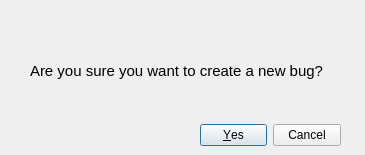
First picture: the form in ui/new_bug_dialog.ui, repository vazmasero/UAT-Tool, before the edit.
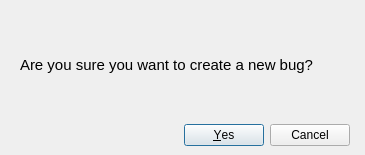
Second picture: the form after the edit.

Patch:
```diff
--- a/ui/new_bug_dialog.ui
+++ b/ui/new_bug_dialog.ui
@@ -13,31 +13,21 @@
   <property name="windowTitle">
    <string>Dialog</string>
   </property>
-  <widget class="QDialogButtonBox" name="buttonBox">
-   <property name="geometry">
-    <rect>
-     <x>200</x>
-     <y>120</y>
-     <width>141</width>
-     <height>31</height>
-    </rect>
+  <layout class="QVBoxLayout" name="main_vlayout">
+   <property name="spacing">
+    <number>6</number>
    </property>
-   <property name="orientation">
-    <enum>Qt::Orientation::Horizontal</enum>
+   <property name="leftMargin">
+    <number>20</number>
    </property>
-   <property name="standardButtons">
-    <set>QDialogButtonBox::StandardButton::Cancel|QDialogButtonBox::StandardButton::Yes</set>
+   <property name="rightMargin">
+    <number>15</number>
    </property>
-  </widget>
-  <widget class="QLabel" name="label">
-   <property name="geometry">
-    <rect>
-     <x>30</x>
-     <y>30</y>
-     <width>301</width>
-     <height>81</height>
-    </rect>
+   <property name="bottomMargin">
+    <number>9</number>
    </property>
+   <item>
+    <widget class="QLabel" name="dialog_lbl">
    <property name="font">
     <font>
      <pointsize>11</pointsize>
@@ -50,6 +40,18 @@
     <bool>true</bool>
    </property>
   </widget>
+   </item>
+   <item>
+    <widget class="QDialogButtonBox" name="btn_box">
+     <property name="orientation">
+      <enum>Qt::Orientation::Horizontal</enum>
+     </property>
+     <property name="standardButtons">
+      <set>QDialogButtonBox::StandardButton::Cancel|QDialogButtonBox::StandardButton::Yes</set>
+     </property>
+    </widget>
+   </item>
+  </layout>
  </widget>
  <resources/>
  <connections>
```
Left out of the diff: 12 changed lines with no effect on the pictures. Lines whose indentation alone changed are shown as unchanged.
